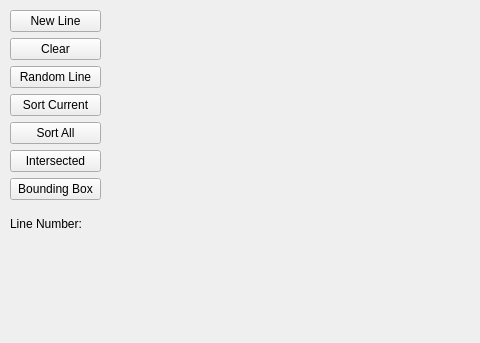
First picture: the form in widget.ui, repository blackbird2003/LineSets, before the edit; both pictures show x 0 to 480 and y 0 to 343 of the 800 by 600 pixel window.
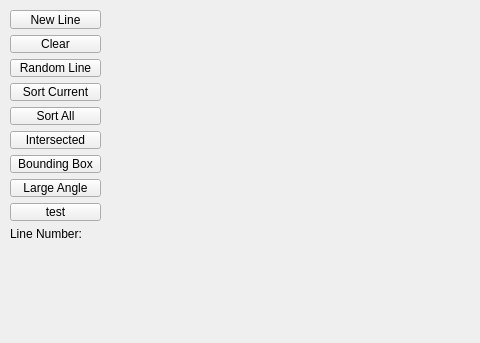
Second picture: the form after the edit.

Commit message: add large angle

Diff of the .ui file:
```diff
--- a/widget.ui
+++ b/widget.ui
@@ -72,6 +72,20 @@
       </property>
      </widget>
     </item>
+    <item>
+     <widget class="QPushButton" name="bthLargeAngle">
+      <property name="text">
+       <string>Large Angle</string>
+      </property>
+     </widget>
+    </item>
+    <item>
+     <widget class="QPushButton" name="bthTest">
+      <property name="text">
+       <string>test</string>
+      </property>
+     </widget>
+    </item>
     <item>
      <widget class="QLabel" name="labelLineNumber">
       <property name="text">
```
The commit also changes 3 other files.
